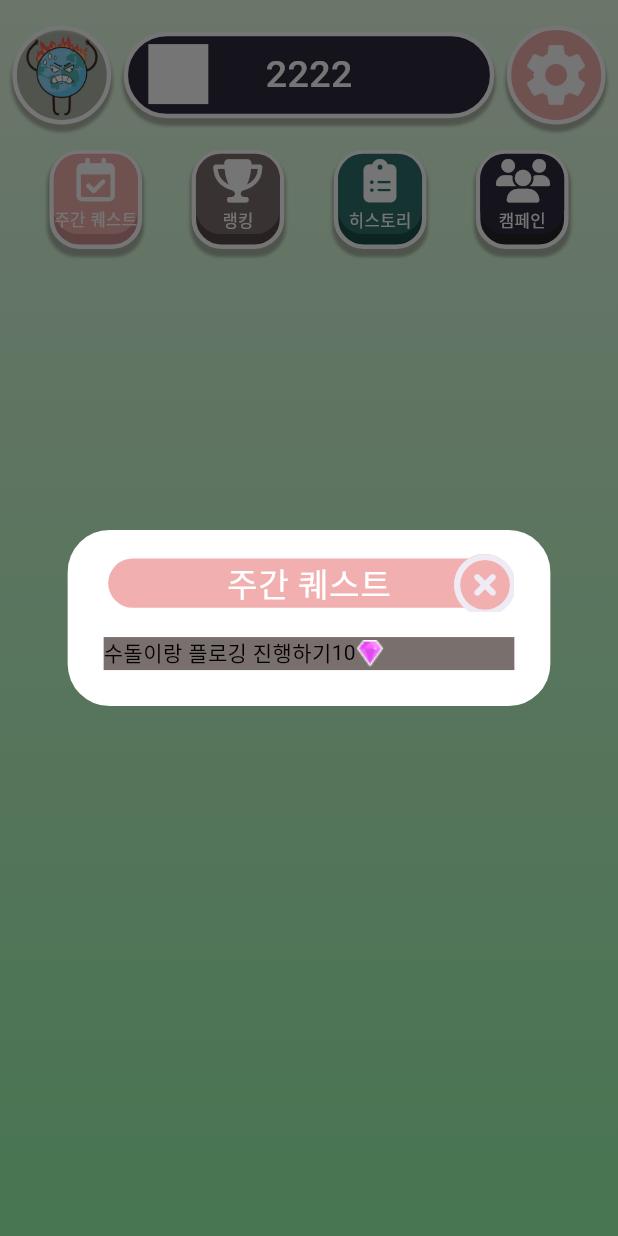
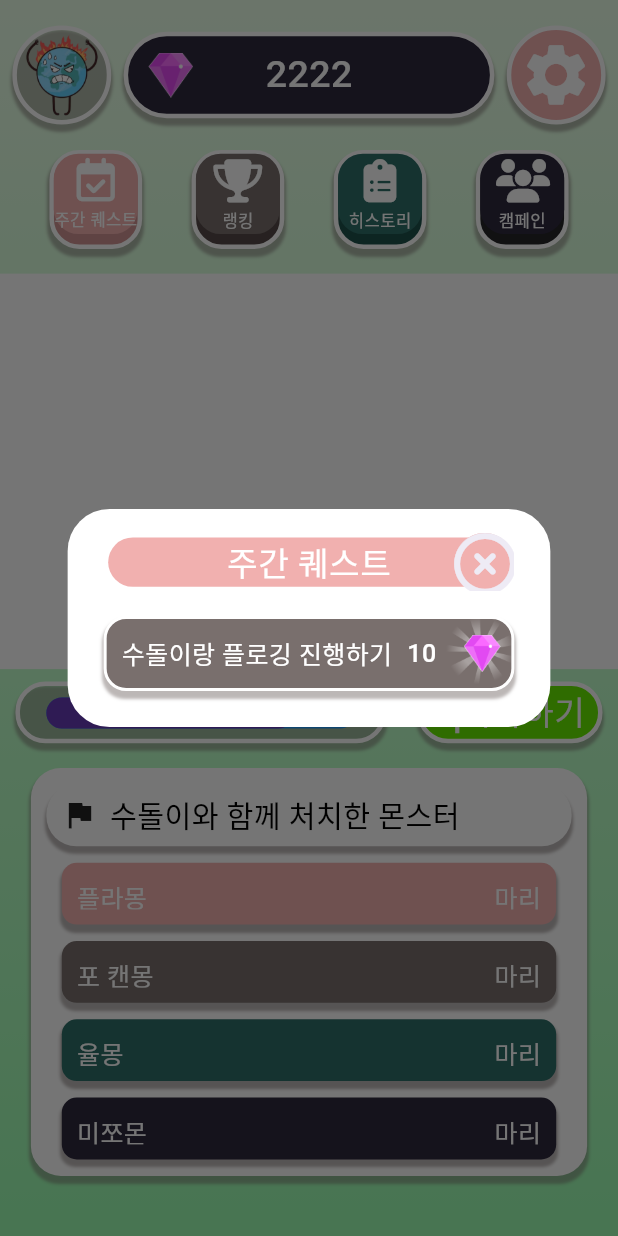
Before and after one commit to jgh05168/GingGing, a Flutter app: the MainScreen screen opened by its route, after a tap on "주간 퀘스트", on a phone screen of 412 x 824 dp. Run offline on Flutter 3.47's test engine with Material 3 defaults, Android fonts, the phone set to English and light mode, and no system bars; our stand-ins replace font_awesome_flutter, go_router; Roboto replaces fonts that are missing (YeonSung, yeonSung).

Commit message:
[FE] Feat: 메인페이지 컴포넌트 구성 완료(#4)

```diff
--- a/frontend/lib/core/theme/constant/app_colors.dart
+++ b/frontend/lib/core/theme/constant/app_colors.dart
@@ -19,4 +19,6 @@ class AppColors {
 
   static const Color error = Color(0xFFFE4C4C);
   static const Color help = Color(0xFF2E6F68);
+
+  static const Color readyButton = Color(0xFF67EB00);
 }
--- a/frontend/lib/core/theme/constant/app_icons.dart
+++ b/frontend/lib/core/theme/constant/app_icons.dart
@@ -27,4 +27,5 @@ class AppIcons {
   static const String intro_trash_5 = "assets/images/intro_trash_5.png";
 
   static const String gging = "assets/images/gging.png";
+  static const String intersect = "assets/images/intersect.png";
 }
--- a/frontend/lib/screens/campaign/campaign_screen.dart
+++ b/frontend/lib/screens/campaign/campaign_screen.dart
@@ -1,5 +1,5 @@
 import 'package:flutter/material.dart';
-import 'package:frontend/screens/component/top_bar.dart';
+import 'package:frontend/screens/component/topbar/top_bar.dart';
 
 class CampaignScreen extends StatefulWidget {
   const CampaignScreen({super.key});
--- /dev/null
+++ b/frontend/lib/screens/component/clearmonster/clear_monster.dart
@@ -0,0 +1,43 @@
+import 'package:flutter/material.dart';
+import 'package:frontend/core/theme/constant/app_colors.dart';
+import 'package:frontend/screens/component/clearmonster/clear_monster_content.dart';
+import 'package:frontend/screens/component/clearmonster/clear_monster_title.dart';
+
+class ClearMonster extends StatefulWidget {
+  const ClearMonster({super.key});
+
+  @override
+  State<ClearMonster> createState() => _ClearMonsterState();
+}
+
+class _ClearMonsterState extends State<ClearMonster> {
+  @override
+  Widget build(BuildContext context) {
+    return Container(
+      height: MediaQuery.of(context).size.height * 0.33,
+      width: MediaQuery.of(context).size.width * 0.9,
+      decoration: BoxDecoration(
+        color: Colors.white,
+        borderRadius: BorderRadius.circular(20),
+        boxShadow: [
+          BoxShadow(
+            color: AppColors.basicgray.withOpacity(0.5),
+            offset: Offset(0, 4),
+            blurRadius: 1,
+            spreadRadius: 1,
+          )
+        ],
+      ),
+      child: Column(
+        mainAxisAlignment: MainAxisAlignment.spaceEvenly,
+        children: [
+          ClearMonsterTitle(),
+          ClearMonsterContent(color: AppColors.basicpink, content: '플라몽',),
+          ClearMonsterContent(color: AppColors.basicgray, content: '포 캔몽',),
+          ClearMonsterContent(color: AppColors.basicgreen, content: '율몽',),
+          ClearMonsterContent(color: AppColors.basicnavy, content: '미쪼몬',),
+        ],
+      ),
+    );
+  }
+}
--- /dev/null
+++ b/frontend/lib/screens/component/clearmonster/clear_monster_content.dart
@@ -0,0 +1,55 @@
+import 'package:flutter/material.dart';
+import 'package:frontend/core/theme/constant/app_colors.dart';
+import 'package:frontend/core/theme/custom/custom_font_style.dart';
+
+class ClearMonsterContent extends StatefulWidget {
+  final Color color;
+  final String content;
+
+  const ClearMonsterContent({
+    super.key,
+    required this.color,
+    required this.content,
+  });
+
+  @override
+  State<ClearMonsterContent> createState() => _ClearMonsterContentState();
+}
+
+class _ClearMonsterContentState extends State<ClearMonsterContent> {
+  @override
+  Widget build(BuildContext context) {
+    return Container(
+      padding: EdgeInsets.all(10),
+      width: MediaQuery.of(context).size.width * 0.8,
+      height: MediaQuery.of(context).size.height * 0.05,
+      decoration: BoxDecoration(
+        color: widget.color,
+        borderRadius: BorderRadius.circular(10),
+        boxShadow: [
+          BoxShadow(
+            color: AppColors.basicgray.withOpacity(0.5),
+            offset: Offset(0, 4),
+            blurRadius: 1,
+            spreadRadius: 1,
+          )
+        ],
+      ),
+      child: Row(
+        mainAxisAlignment: MainAxisAlignment.spaceBetween,
+        children: [
+          Text(
+            widget.content,
+            style: CustomFontStyle.getTextStyle(
+                context, CustomFontStyle.yeonSung60_white),
+          ),
+          Text(
+            '마리',
+            style: CustomFontStyle.getTextStyle(
+                context, CustomFontStyle.yeonSung60_white),
+          )
+        ],
+      ),
+    );
+  }
+}
--- /dev/null
+++ b/frontend/lib/screens/component/clearmonster/clear_monster_title.dart
@@ -0,0 +1,51 @@
+import 'package:flutter/material.dart';
+import 'package:frontend/core/theme/constant/app_colors.dart';
+import 'package:frontend/core/theme/custom/custom_font_style.dart';
+
+class ClearMonsterTitle extends StatefulWidget {
+  const ClearMonsterTitle({super.key});
+
+  @override
+  State<ClearMonsterTitle> createState() => _ClearMonsterTitleState();
+}
+
+class _ClearMonsterTitleState extends State<ClearMonsterTitle> {
+  @override
+  Widget build(BuildContext context) {
+    return Container(
+      padding: EdgeInsets.only(left: 10),
+      width: MediaQuery.of(context).size.width * 0.85,
+      height: MediaQuery.of(context).size.height * 0.05,
+      decoration: BoxDecoration(
+        color: Colors.white,
+        borderRadius: BorderRadius.circular(20),
+        boxShadow: [
+          BoxShadow(
+            color: AppColors.basicgray.withOpacity(0.5),
+            offset: Offset(0, 4),
+            blurRadius: 1,
+            spreadRadius: 1,
+          )
+        ],
+      ),
+      child: Row(
+        children: [
+          Container(
+            color: Colors.transparent,
+            child: Center(
+              child: Icon(Icons.flag),
+            ),
+          ),
+          SizedBox(
+            width: MediaQuery.of(context).size.width * 0.02,
+          ),
+          Text(
+            '수돌이와 함께 처치한 몬스터',
+            style:
+                CustomFontStyle.getTextStyle(context, CustomFontStyle.yeonSung70),
+          ),
+        ],
+      ),
+    );
+  }
+}
--- a/frontend/lib/screens/component/quest_list.dart
+++ b/frontend/lib/screens/component/quest_list.dart
@@ -1,6 +1,9 @@
+import 'package:flutter/cupertino.dart';
 import 'package:flutter/material.dart';
+import 'package:flutter/widgets.dart';
 import 'package:frontend/core/theme/constant/app_colors.dart';
 import 'package:frontend/core/theme/constant/app_icons.dart';
+import 'package:frontend/core/theme/custom/custom_font_style.dart';
 
 class QuestList extends StatefulWidget {
   const QuestList({super.key});
@@ -12,13 +15,55 @@ class QuestList extends StatefulWidget {
 class _QuestListState extends State<QuestList> {
   @override
   Widget build(BuildContext context) {
-    return Container(
-      decoration: BoxDecoration(color: AppColors.basicgray),
-      child: Row(children: [
-        Text('수돌이랑 플로깅 진행하기'),
-        Text('10'),
-        Image.asset(AppIcons.gging)
-      ],),
+    return Stack(
+      children: [
+        Container(
+          padding: EdgeInsets.fromLTRB(10, 10, 50, 10),
+          decoration: BoxDecoration(
+            color: AppColors.basicgray,
+            borderRadius: BorderRadius.circular(15),
+            border: Border.all(color: Colors.white, width: 2),
+            boxShadow: [
+              BoxShadow(
+                  color: AppColors.basicgray.withOpacity(0.5),
+                  offset: Offset(0, 4),
+                  blurRadius: 1,
+                  spreadRadius: 1)
+            ],
+          ),
+          child: Row(
+            mainAxisAlignment: MainAxisAlignment.spaceBetween,
+            children: [
+              Text(
+                '수돌이랑 플로깅 진행하기',
+                style: CustomFontStyle.getTextStyle(
+                    context, CustomFontStyle.yeonSung60_white),
+              ),
+              Text(
+                '10',
+                style: CustomFontStyle.getTextStyle(
+                    context, CustomFontStyle.yeonSung60_white),
+              ),
+            ],
+          ),
+        ),
+        Positioned(
+          right: 0,
+          child: Container(
+            color: Colors.transparent,
+            child: Image.asset(AppIcons.intersect,
+                width: MediaQuery.of(context).size.width * 0.11),
+          ),
+        ),
+        Positioned(
+          top: MediaQuery.of(context).size.height * 0.0155,
+          right: MediaQuery.of(context).size.width * 0.022,
+          child: Container(
+            child: Image.asset(AppIcons.gging,
+                width: MediaQuery.of(context).size.width * 0.06),
+          ),
+        ),
+      ],
     );
   }
 }
--- a/frontend/lib/screens/component/gging_bar.dart
+++ b/frontend/lib/screens/component/topbar/gging_bar.dart
@@ -1,6 +1,7 @@
 import 'package:flutter/cupertino.dart';
 import 'package:flutter/material.dart';
 import 'package:frontend/core/theme/constant/app_colors.dart';
+import 'package:frontend/core/theme/constant/app_icons.dart';
 import 'package:frontend/core/theme/custom/custom_font_style.dart';
 
 class GgingBar extends StatefulWidget {
@@ -28,7 +29,8 @@ class _GgingBarState extends State<GgingBar> {
                   offset: Offset(0, 4),
                   blurRadius: 1,
                   spreadRadius: 1)
-              ]),
+            ],
+          ),
           child: Center(
             child: Text(
               '2222',
@@ -38,12 +40,12 @@ class _GgingBarState extends State<GgingBar> {
           ),
         ),
         Positioned(
-          top: MediaQuery.of(context).size.height * 0.01,
+          top: MediaQuery.of(context).size.height * 0.017,
           left: MediaQuery.of(context).size.width * 0.04,
           child: Container(
-            height: 40,
-            width: 40,
-            decoration: BoxDecoration(color: Colors.white),
+            height: 30,
+            width: 30,
+            child: Image.asset(AppIcons.gging),
           ),
         )
       ],
--- a/frontend/lib/screens/component/top_bar.dart
+++ b/frontend/lib/screens/component/topbar/top_bar.dart
@@ -1,7 +1,7 @@
 import 'package:flutter/material.dart';
-import 'package:frontend/screens/component/profile_image.dart';
-import 'package:frontend/screens/component/setting.dart';
-import 'package:frontend/screens/component/gging_bar.dart';
+import 'package:frontend/screens/component/topbar/profile_image.dart';
+import 'package:frontend/screens/component/topbar/setting.dart';
+import 'package:frontend/screens/component/topbar/gging_bar.dart';
 
 class TopBar extends StatefulWidget {
   const TopBar({super.key});
--- a/frontend/lib/screens/history/history_screen.dart
+++ b/frontend/lib/screens/history/history_screen.dart
@@ -1,5 +1,5 @@
 import 'package:flutter/material.dart';
-import 'package:frontend/screens/component/top_bar.dart';
+import 'package:frontend/screens/component/topbar/top_bar.dart';
 
 class HistoryScreen extends StatefulWidget {
   const HistoryScreen({super.key});
--- /dev/null
+++ b/frontend/lib/screens/main/component/exp_bar.dart
@@ -0,0 +1,61 @@
+import 'package:flutter/cupertino.dart';
+import 'package:flutter/material.dart';
+import 'package:frontend/core/theme/constant/app_colors.dart';
+
+class ExpBar extends StatefulWidget {
+  const ExpBar({super.key});
+
+  @override
+  State<ExpBar> createState() => _ExpBarState();
+}
+
+class _ExpBarState extends State<ExpBar> {
+  @override
+  Widget build(BuildContext context) {
+    return Stack(
+      children: [
+        Container(
+          height: MediaQuery.of(context).size.height * 0.05,
+          width: MediaQuery.of(context).size.width * 0.6,
+          decoration: BoxDecoration(
+            color: Colors.transparent,
+            borderRadius: BorderRadius.circular(20),
+            border: Border.all(width: 3, color: Colors.white),
+            boxShadow: [
+              BoxShadow(
+                color: AppColors.basicgray.withOpacity(0.5),
+                offset: Offset(0, 4),
+                blurRadius: 1,
+                spreadRadius: 1,
+              )
+            ],
+          ),
+        ),
+        Positioned(
+          top: MediaQuery.of(context).size.height * 0.013,
+          left: MediaQuery.of(context).size.width * 0.05,
+          child: Container(
+            height: MediaQuery.of(context).size.height * 0.025,
+            width: MediaQuery.of(context).size.width * 0.5,
+            decoration: BoxDecoration(
+              color: Colors.blue,
+              borderRadius: BorderRadius.circular(20),
+            ),
+          ),
+        ),
+        Positioned(
+          top: MediaQuery.of(context).size.height * 0.013,
+          left: MediaQuery.of(context).size.width * 0.05,
+          child: Container(
+            height: MediaQuery.of(context).size.height * 0.025,
+            width: MediaQuery.of(context).size.width * 0.4,
+            decoration: BoxDecoration(
+              color: Colors.deepPurple,
+              borderRadius: BorderRadius.circular(20),
+            ),
+          ),
+        )
+      ],
+    );
+  }
+}
--- a/frontend/lib/screens/main/main_screen.dart
+++ b/frontend/lib/screens/main/main_screen.dart
@@ -3,10 +3,14 @@ import 'package:flutter/material.dart';
 import 'package:flutter/widgets.dart';
 import 'package:font_awesome_flutter/font_awesome_flutter.dart';
 import 'package:frontend/core/theme/constant/app_colors.dart';
+import 'package:frontend/core/theme/custom/custom_font_style.dart';
 import 'package:frontend/provider/main_provider.dart';
+import 'package:frontend/screens/component/clearmonster/clear_monster.dart';
 import 'package:frontend/screens/component/menu.dart';
-import 'package:frontend/screens/component/top_bar.dart';
+import 'package:frontend/screens/component/topbar/top_bar.dart';
+import 'package:frontend/screens/main/component/exp_bar.dart';
 import 'package:frontend/screens/main/dialog/weekly_quest_dialog.dart';
+import 'package:frontend/screens/main/partner/partner.dart';
 import 'package:go_router/go_router.dart';
 import 'package:provider/provider.dart';
 
@@ -120,6 +124,60 @@ class _MainScreenState extends State<MainScreen> {
                 ),
               ],
             ),
+            SizedBox(
+              height: MediaQuery.of(context).size.height * 0.02,
+            ),
+            Partner(),
+            SizedBox(
+              height: MediaQuery.of(context).size.height * 0.01,
+            ),
+            Row(
+              mainAxisAlignment: MainAxisAlignment.spaceAround,
+              children: [
+                ExpBar(),
+                Container(
+                  height: MediaQuery.of(context).size.height * 0.05,
+                  width: MediaQuery.of(context).size.width * 0.3,
+                  decoration: BoxDecoration(
+                      color: AppColors.readyButton,
+                      borderRadius: BorderRadius.circular(30),
+                      border: Border.all(width: 3, color: Colors.white),
+                      boxShadow: [
+                        BoxShadow(
+                            color: AppColors.basicgray.withOpacity(0.5),
+                            offset: Offset(0, 4),
+                            blurRadius: 1,
+                            spreadRadius: 1)
+                      ]),
+                  child: Stack(
+                    children: [
+                      Positioned(
+                        top: MediaQuery.of(context).size.height * 0.003,
+                        left: MediaQuery.of(context).size.width * 0.015,
+                        child: Container(
+                          child: Icon(
+                            Icons.directions_run_sharp,
+                            size: 30,
+                            color: Colors.white,
+                          ),
+                        ),
+                      ),
+                      Center(
+                        child: Text(
+                          '   시작하기',
+                          style: CustomFontStyle.getTextStyle(
+                              context, CustomFontStyle.yeonSung80_white),
+                        ),
+                      ),
+                    ],
+                  ),
+                ),
+              ],
+            ),
+            SizedBox(
+              height: MediaQuery.of(context).size.height * 0.02,
+            ),
+            ClearMonster(),
           ],
         ),
       ),
--- /dev/null
+++ b/frontend/lib/screens/main/partner/partner.dart
@@ -0,0 +1,18 @@
+import 'package:flutter/material.dart';
+
+class Partner extends StatefulWidget {
+  const Partner({super.key});
+
+  @override
+  State<Partner> createState() => _PartnerState();
+}
+
+class _PartnerState extends State<Partner> {
+  @override
+  Widget build(BuildContext context) {
+    return Container(
+      height: MediaQuery.of(context).size.height * 0.32,
+      decoration: BoxDecoration(color: Colors.white),
+    );
+  }
+}
--- a/frontend/lib/screens/ranking/ranking_screen.dart
+++ b/frontend/lib/screens/ranking/ranking_screen.dart
@@ -1,5 +1,5 @@
 import 'package:flutter/material.dart';
-import 'package:frontend/screens/component/top_bar.dart';
+import 'package:frontend/screens/component/topbar/top_bar.dart';
 
 class RankingScreen extends StatefulWidget {
   const RankingScreen({super.key});
```
Also changed, not shown: frontend/assets/images/gging.png, frontend/assets/images/intersect.png (added), frontend/lib/screens/component/topbar/profile_image.dart (renamed from frontend/lib/screens/component/profile_image.dart), frontend/lib/screens/component/topbar/setting.dart (renamed from frontend/lib/screens/component/setting.dart). Lines whose indentation alone changed are shown as unchanged.
